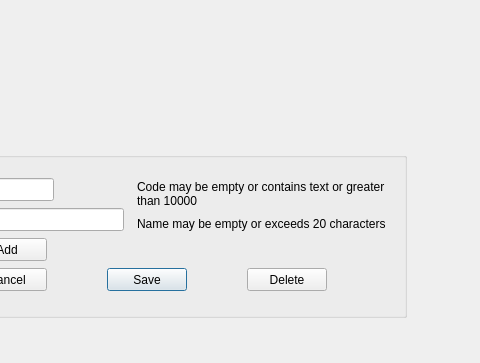
The window that src/categoryform.ui (thamizha/angadi) describes before a commit, drawn with Qt 5; both pictures show x 166 to 646 and y 0 to 363 of the 646 by 455 pixel window.
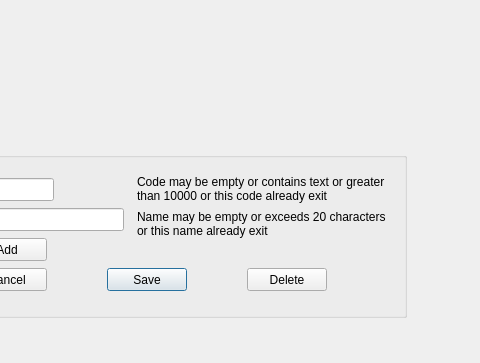
The same window after the commit.

Commit message: validation error message updated

```diff
--- a/src/categoryform.ui
+++ b/src/categoryform.ui
@@ -120,13 +120,13 @@
           <property name="geometry">
            <rect>
             <x>230</x>
-            <y>40</y>
+            <y>30</y>
             <width>260</width>
-            <height>31</height>
+            <height>41</height>
            </rect>
           </property>
           <property name="text">
-           <string>Code may be empty or contains text or greater than 10000</string>
+           <string>Code may be empty or contains text or greater than 10000 or this code already exit</string>
           </property>
           <property name="scaledContents">
            <bool>true</bool>
@@ -145,7 +145,7 @@
            </rect>
           </property>
           <property name="text">
-           <string>Name may be empty or exceeds 20 characters</string>
+           <string>Name may be empty or exceeds 20 characters or this name already exit</string>
           </property>
           <property name="scaledContents">
            <bool>true</bool>
```
The commit also changes 1 other file.
